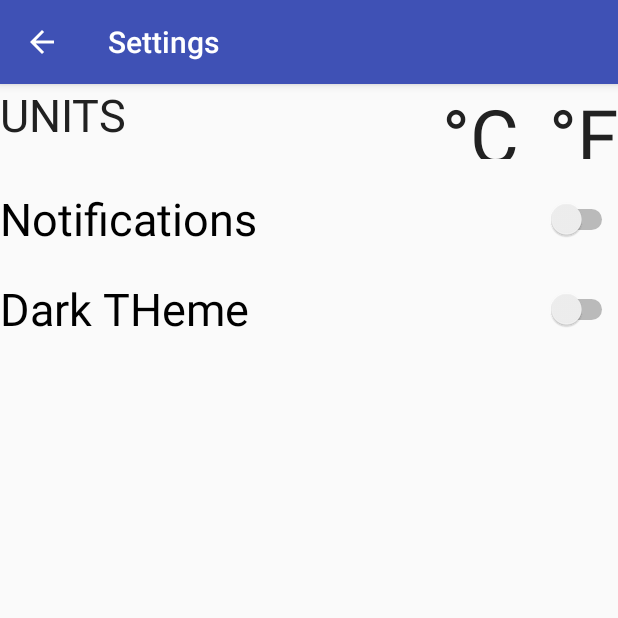
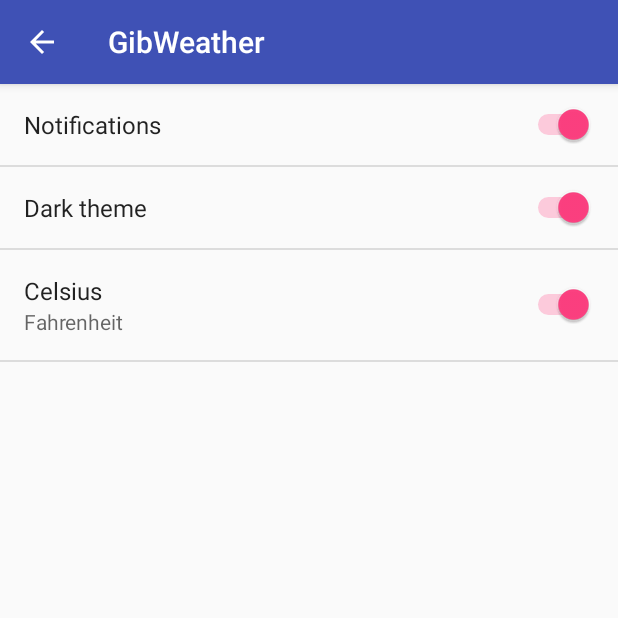
Before and after one commit to EneCatalin/AndroidWeatherApp, an Android app: the screen it shows after launch (SettingsACtivity before the commit, SettingsActivity after it), in the options menu, after a tap on "Settings", on a phone screen of 412 x 824 dp, the top half of it. Run offline under Robolectric (Android 15) with nearby library versions, the phone set to English and light mode, and no system bars; our stand-ins replace Room's generated code; libraries missing offline, so code that uses them is left out: android.arch.persistence.

Commit message:
been legit busy a lot of the day then sort of, you know, been a lazy bastard. Anyway, Turns out I HAVE to keep the settings in a fragment or I lose my title bar (WHY THE F). Anyway, now I THINK I can finally implement those bloody things (don't get me started on putting the degree/fahr custom thingy in yet, since you can only use 4 predefined pref settings and adding a whole new one is surely going to be fun). ANYWAY, the 3 prefs are here. Now I need to re-implement how they work (kinda, sorta, had a written version before realizing I need the special layout and stuffs)

```diff
--- a/app/build.gradle
+++ b/app/build.gradle
@@ -65,4 +65,8 @@ dependencies {
     //     Support library depends on this lightweight import
     implementation "android.arch.lifecycle:runtime:$lifecycle_version"
     annotationProcessor "android.arch.lifecycle:compiler:$lifecycle_version" // use kapt for Kotlin
+
+    //preference
+    implementation "com.android.support:preference-v7:27.1.1"
+
 }
--- a/app/src/main/AndroidManifest.xml
+++ b/app/src/main/AndroidManifest.xml
@@ -22,7 +22,7 @@
             </intent-filter>
         </activity>
         <activity
-            android:name=".activities.SettingsACtivity"
+            android:name=".activities.SettingsActivity"
             android:parentActivityName=".MainActivity" />
     </application>
 
--- a/app/src/main/java/com/example/android/fragmentpasswithviewmodel/MainActivity.java
+++ b/app/src/main/java/com/example/android/fragmentpasswithviewmodel/MainActivity.java
@@ -9,7 +9,7 @@ import android.view.Menu;
 import android.view.MenuItem;
 import android.widget.Toolbar;
 
-import com.example.android.fragmentpasswithviewmodel.activities.SettingsACtivity;
+import com.example.android.fragmentpasswithviewmodel.activities.SettingsActivity;
 import com.example.android.fragmentpasswithviewmodel.adapter.ViewPageAdapter;
 
 public class MainActivity extends AppCompatActivity {
@@ -58,7 +58,7 @@ Toolbar toolbar;
 
     public void send_to_weather_menu(MenuItem item) {
         Log.d("Pressed", "send_to_weather_menu: ");
-        Intent intent = new Intent(this, SettingsACtivity.class);
+        Intent intent = new Intent(this, SettingsActivity.class);
 
         intent.putExtra(EXTRA_MESSAGE, "hi");
         startActivity(intent);
--- a/app/src/main/java/com/example/android/fragmentpasswithviewmodel/activities/SettingsACtivity.java
+++ /dev/null
@@ -1,34 +0,0 @@
-package com.example.android.fragmentpasswithviewmodel.activities;
-
-import android.app.Activity;
-import android.os.Bundle;
-import android.support.v7.app.AppCompatActivity;
-import android.view.View;
-
-import com.example.android.fragmentpasswithviewmodel.R;
-
-
-public class SettingsACtivity extends AppCompatActivity {
-
-    @Override
-    protected void onCreate(Bundle savedInstanceState) {
-        super.onCreate(savedInstanceState);
-        setContentView(R.layout.activity_settings_activity);
-//        getActionBar().setDisplayHomeAsUpEnabled(true);
-        final Activity activity = this;
-        activity.setTitle("Settings");
-
-    }
-
-    public void select_celius(View view) {
-    }
-
-    public void select_fahrenheit(View view) {
-    }
-
-    public void setActionBarTitle(String title) {
-        getSupportActionBar().setTitle(title);
-    }
-
-
-}
--- /dev/null
+++ b/app/src/main/java/com/example/android/fragmentpasswithviewmodel/activities/SettingsActivity.java
@@ -0,0 +1,97 @@
+package com.example.android.fragmentpasswithviewmodel.activities;
+
+import android.os.Bundle;
+import android.preference.PreferenceFragment;
+import android.support.v7.app.AppCompatActivity;
+
+import com.example.android.fragmentpasswithviewmodel.R;
+
+
+//public class SettingsActivity extends AppCompatActivity {
+//
+//    @Override
+//    protected void onCreate(Bundle savedInstanceState) {
+//        super.onCreate(savedInstanceState);
+//        addPreferencesFromResource(R.xml.main_preferences);
+//        getSupportActionBar().setDisplayShowHomeEnabled(true);
+//        getSupportActionBar().setDisplayHomeAsUpEnabled(true);
+//
+//        final Activity activity = this;
+//        activity.setTitle("Settings");
+//
+//
+//    }
+//
+//
+//}
+public class SettingsActivity extends AppCompatActivity {
+
+    @Override
+    protected void onCreate(Bundle savedInstanceState) {
+        super.onCreate(savedInstanceState);
+        getFragmentManager().beginTransaction().replace(android.R.id.content, new MyPreferenceFragment()).commit();
+
+        getSupportActionBar().setDisplayShowHomeEnabled(true);
+        getSupportActionBar().setDisplayHomeAsUpEnabled(true);
+
+    }
+
+    @Override
+    public boolean onSupportNavigateUp(){
+        finish();
+        return true;
+    }
+
+    public static class MyPreferenceFragment extends PreferenceFragment {
+        @Override
+        public void onCreate(final Bundle savedInstanceState) {
+            super.onCreate(savedInstanceState);
+            addPreferencesFromResource(R.xml.main_preferences);
+        }
+    }
+}
+
+
+
+
+
+
+
+
+
+
+
+//
+//
+//public class SettingsActivity extends PreferenceActivity {
+//    @Override
+//    public void onCreate(Bundle savedInstanceState) {
+//        super.onCreate(savedInstanceState);
+//        addPreferencesFromResource(R.xml.main_preferences);
+//    }
+//}
+
+//public class SettingsActivity extends AppCompatActivity {
+//
+//    @Override
+//    protected void onCreate(Bundle savedInstanceState) {
+//        super.onCreate(savedInstanceState);
+//        setContentView(R.layout.activity_settings_activity);
+////        getActionBar().setDisplayHomeAsUpEnabled(true);
+//        final Activity activity = this;
+//        activity.setTitle("Settings");
+//
+//    }
+//
+//    public void select_celius(View view) {
+//    }
+//
+//    public void select_fahrenheit(View view) {
+//    }
+//
+//    public void setActionBarTitle(String title) {
+//        getSupportActionBar().setTitle(title);
+//    }
+//
+//
+//}
--- a/app/src/main/res/layout/activity_settings_activity.xml
+++ b/app/src/main/res/layout/activity_settings_activity.xml
@@ -4,7 +4,7 @@
     xmlns:tools="http://schemas.android.com/tools"
     android:layout_width="match_parent"
     android:layout_height="match_parent"
-    tools:context=".activities.SettingsACtivity"
+    tools:context=".activities.SettingsActivity"
     android:orientation="vertical">
 
 
--- /dev/null
+++ b/app/src/main/res/xml/main_preferences.xml
@@ -0,0 +1,30 @@
+
+    <PreferenceScreen xmlns:android="http://schemas.android.com/apk/res/android">
+
+        <SwitchPreference
+            android:defaultValue="true"
+            android:key="notifications_key"
+            android:title="Notifications" />
+
+        <!-- NOTE: EditTextPreference accepts EditText attributes. -->
+        <!-- NOTE: EditTextPreference's summary should be set to its value by the activity code. -->
+        <SwitchPreference
+            android:defaultValue="true"
+            android:key="dark_theme_key"
+            android:title="Dark theme" />
+        <SwitchPreference
+            android:defaultValue="true"
+            android:key="temperature_key"
+            android:summary="Fahrenheit"
+            android:title="Celsius" />
+
+
+
+
+        <!-- NOTE: Hide buttons to simplify the UI. Users can touch outside the dialog to
+             dismiss it. -->
+        <!-- NOTE: ListPreference's summary should be set to its value by the activity code. -->
+
+
+
+    </PreferenceScreen>
```
